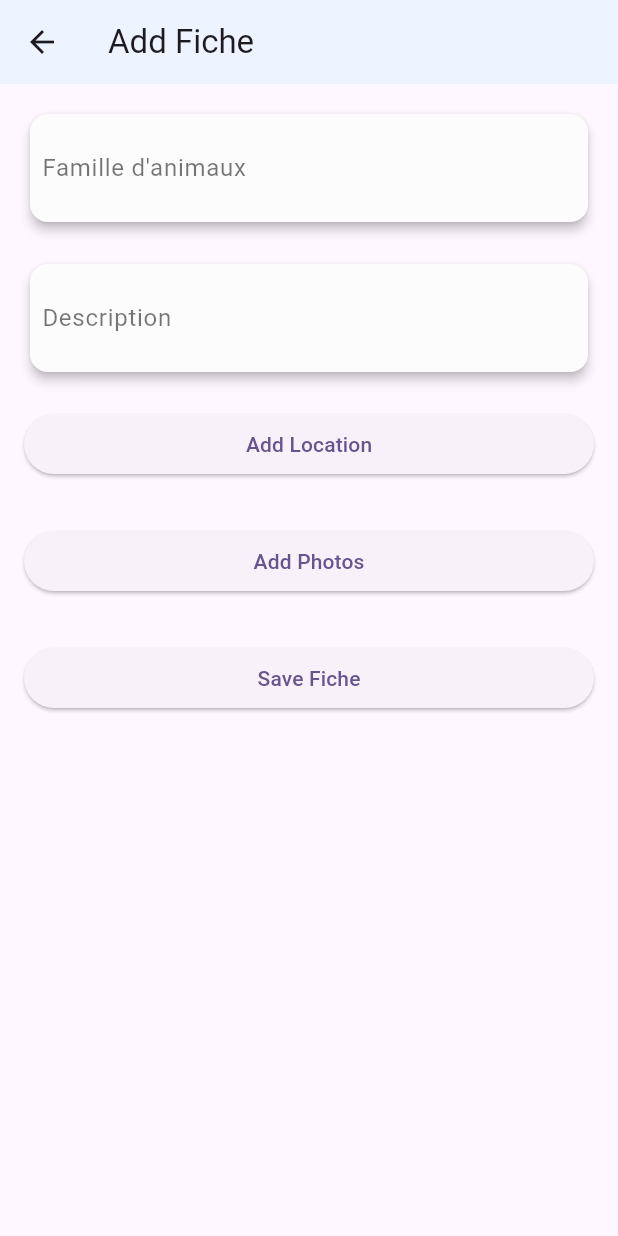
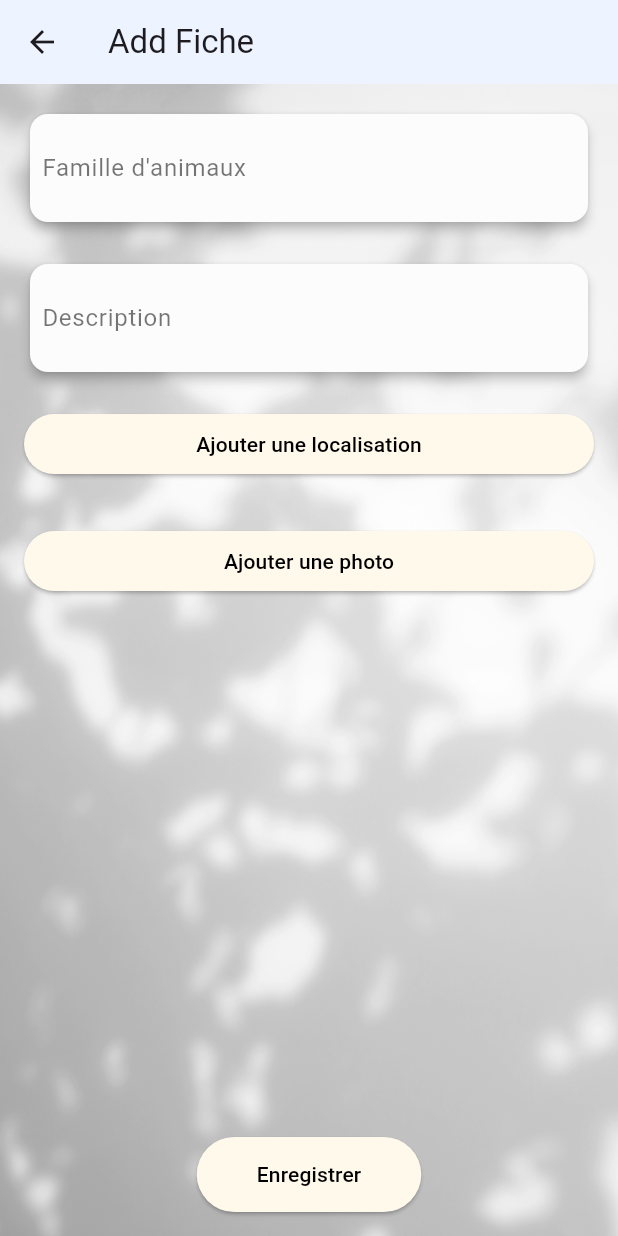
Before and after one commit to EmbeddedDungeon/Hackathon_Frontend, a Flutter app: the AddFiche screen opened directly, on a phone screen of 412 x 824 dp. Run offline on Flutter 3.47's test engine with Material 3 defaults, Android fonts, the phone set to English and light mode, and no system bars; our stand-ins replace firebase_auth, firebase_core, flutter_compass, flutter_map, geolocator, image_picker and 1 more; missing offline and left inert: flutter_map_marker_cluster; accounts and stored records are empty.

Commit message:
marge addFiche Version

```diff
--- a/lib/AddFicheScreen.dart
+++ b/lib/AddFicheScreen.dart
@@ -66,6 +66,9 @@ class _AddFicheState extends State<AddFiche> {
 
   @override
   void initState() {
+    DateTime now = DateTime.now();
+    TimeOfDay currentTime = TimeOfDay.now();
+
     super.initState();
     _fichePostData = FichePostDto(
       userId: 1,
@@ -76,13 +79,13 @@ class _AddFicheState extends State<AddFiche> {
       coordX: 5.25454,
       coordY: 6.21485,
       date: {
-        'day': 1,
-        'month': 1,
-        'year': 2023,
+        'day': now.day,
+        'month': now.month,
+        'year': now.year,
       },
       time: {
-        'hour': 16,
-        'minute': 55,
+        'hour': currentTime.hour,
+        'minute': currentTime.minute,
         'second': 0,
       },
     );
@@ -155,6 +158,8 @@ class _AddFicheState extends State<AddFiche> {
     if (location != null && location is LatLng) {
       setState(() {
         selectedLocation = location;
+        _fichePostData?.coordX = selectedLocation?.latitude;
+        _fichePostData?.coordY = selectedLocation?.longitude;
       });
     }
   }
@@ -221,7 +226,6 @@ class _AddFicheState extends State<AddFiche> {
       print('Ошибка при отправке запроса: $e');
       // Обработка ошибки при отправке запроса
     }
-
     ImageUploader uploader = ImageUploader();
 
       if (images.isNotEmpty) {
@@ -229,14 +233,11 @@ class _AddFicheState extends State<AddFiche> {
         List<File> files = convertXFilesToFiles(images);
 
         // Загрузка изображений на сервер с помощью ImageUploader
-        uploader.uploadImages(files);
+        await uploader.uploadImages(files);
+
       }
-
-
-
     // Закрытие экрана AddFiche
     // Navigator.pop(context);
-
 
     Navigator.push(
       context,
@@ -249,6 +250,141 @@ class _AddFicheState extends State<AddFiche> {
     );
   }
 
+  // @override
+  // Widget build(BuildContext context) {
+  //   return Scaffold(
+  //     appBar: AppBar(
+  //       title: Text('Add Fiche'),
+  //     ),
+  //     body: SingleChildScrollView(
+  //       child: Padding(
+  //         padding: const EdgeInsets.all(16.0),
+  //         child: Column(
+  //           crossAxisAlignment: CrossAxisAlignment.stretch,
+  //           children: <Widget>[
+  //             TextField(
+  //               onChanged: (value) {
+  //                 _fichePostData?.familyName = value;
+  //               },
+  //               decoration: InputDecoration(
+  //                 labelText: 'Enter family name',
+  //                 border: OutlineInputBorder(),
+  //               ),
+  //             ),
+  //             SizedBox(height: 20),
+  //             TextField(
+  //               onChanged: (value) {
+  //                 _fichePostData?.description = value;
+  //               },
+  //               decoration: InputDecoration(
+  //                 labelText: 'Enter description',
+  //                 border: OutlineInputBorder(),
+  //               ),
+  //             ),
+  //             SizedBox(height: 20),
+  //             // ElevatedButton(
+  //             //   onPressed: () => _selectDate(context),
+  //             //   child: Text('Select Date'),
+  //             // ),
+  //             // SizedBox(height: 10),
+  //             // Text(
+  //             //   'Selected Date: ${selectedDate.toString()}',
+  //             //   style: TextStyle(fontSize: 16),
+  //             // ),
+  //             // SizedBox(height: 20),
+  //             // ElevatedButton(
+  //             //   onPressed: () => _selectTime(context),
+  //             //   child: Text('Select Time'),
+  //             // ),
+  //             // SizedBox(height: 10),
+  //             // Text(
+  //             //   'Selected Time: ${selectedTime.format(context)}',
+  //             //   style: TextStyle(fontSize: 16),
+  //             // ),
+  //             // SizedBox(height: 20),
+  //             ElevatedButton(
+  //               onPressed: _selectLocation,
+  //               child: Text('Add Location'),
+  //             ),
+  //             SizedBox(height: 10),
+  //             selectedLocation != null
+  //                 ? Text(
+  //               'Selected Location: ${selectedLocation!.latitude}, ${selectedLocation!.longitude}',
+  //               style: TextStyle(fontSize: 16),
+  //             )
+  //                 : Container(),
+  //             SizedBox(height: 20),
+  //             ElevatedButton(
+  //               onPressed: _pickImages,
+  //               child: Text('Add Photos'),
+  //             ),
+  //             SizedBox(height: 10),
+  //             images.isNotEmpty
+  //                 ? Column(
+  //               crossAxisAlignment: CrossAxisAlignment.start,
+  //               children: images.asMap().entries.map((entry) {
+  //                 final index = entry.key;
+  //                 final image = entry.value;
+  //                 return Padding(
+  //                   padding: const EdgeInsets.only(bottom: 8.0),
+  //                   child: Stack(
+  //                     children: [
+  //                       Image.file(
+  //                         File(image.path),
+  //                         height: 100,
+  //                         width: 100,
+  //                         fit: BoxFit.cover,
+  //                       ),
+  //                       Positioned(
+  //                         top: 0,
+  //                         right: 0,
+  //                         child: IconButton(
+  //                           icon: Icon(Icons.delete),
+  //                           onPressed: () => _removeImage(index),
+  //                         ),
+  //                       ),
+  //                     ],
+  //                   ),
+  //                 );
+  //               }).toList(),
+  //             )
+  //                 : Container(),
+  //             SizedBox(height: 20),
+  //
+  //
+  //             ElevatedButton(
+  //               onPressed:
+  //               _saveFiche,
+  //               // () async {
+  //               //   ImageUploader uploader = ImageUploader();
+  //               //
+  //               //   if (images.isNotEmpty) {
+  //               //     // Преобразование списка XFile в список File
+  //               //     List<File> files = convertXFilesToFiles(images);
+  //               //
+  //               //     // Загрузка изображений на сервер с помощью ImageUploader
+  //               //     bool uploaded = await uploader.uploadImages(files);
+  //               //     if (uploaded) {
+  //               //       print('Изображения успешно загружены на сервер');
+  //               //       // Дополнительные действия после успешной загрузки, если нужно
+  //               //     } else {
+  //               //       print('Ошибка при загрузке изображений на сервер');
+  //               //       // Обработка ошибки загрузки, если нужно
+  //               //     }
+  //               //   }
+  //               //
+  //               //   // Закрытие экрана AddFiche
+  //               //   Navigator.pop(context);
+  //               // },
+  //               child: Text('Save Fiche'),
+  //             ),
+  //           ],
+  //         ),
+  //       ),
+  //     ),
+  //   );
+  // }
+
   @override
   Widget build(BuildContext context) {
     return Scaffold(
@@ -256,7 +392,13 @@ class _AddFicheState extends State<AddFiche> {
         title: Text('Add Fiche'),
         backgroundColor: Color.fromRGBO(237, 243, 255, 1.0),
       ),
-      body: SingleChildScrollView(
+      body: Container(
+        decoration: BoxDecoration(
+          image: DecorationImage(
+            image: AssetImage('lib/assets/images/back.png'),
+            fit: BoxFit.cover,
+          ),
+        ),
         child: Padding(
           padding: const EdgeInsets.all(16.0),
           child: Column(
@@ -308,41 +450,27 @@ class _AddFicheState extends State<AddFiche> {
                 ),
               ),
               SizedBox(height: 20),
-              // ElevatedButton(
-              //   onPressed: () => _selectDate(context),
-              //   child: Text('Select Date'),
-              // ),
-              // SizedBox(height: 10),
-              // Text(
-              //   'Selected Date: ${selectedDate.toString()}',
-              //   style: TextStyle(fontSize: 16),
-              // ),
-              // SizedBox(height: 20),
-              // ElevatedButton(
-              //   onPressed: () => _selectTime(context),
-              //   child: Text('Select Time'),
-              // ),
-              // SizedBox(height: 10),
-              // Text(
-              //   'Selected Time: ${selectedTime.format(context)}',
-              //   style: TextStyle(fontSize: 16),
-              // ),
-              // SizedBox(height: 20),
               ElevatedButton(
                 onPressed: _selectLocation,
-                child: Text('Add Location'),
+                child: Text('Ajouter une localisation', style: TextStyle(color: Colors.black)),
+                style: ElevatedButton.styleFrom(
+                  primary: Color.fromRGBO(255, 249, 236, 1.0),
+                ),
               ),
               SizedBox(height: 10),
               selectedLocation != null
                   ? Text(
-                'Selected Location: ${selectedLocation!.latitude}, ${selectedLocation!.longitude}',
+                'Localisation sélectionnée : ${selectedLocation!.latitude}, ${selectedLocation!.longitude}',
                 style: TextStyle(fontSize: 16),
               )
                   : Container(),
               SizedBox(height: 20),
               ElevatedButton(
                 onPressed: _pickImages,
-                child: Text('Add Photos'),
+                child: Text('Ajouter une photo', style: TextStyle(color: Colors.black)),
+                style: ElevatedButton.styleFrom(
+                  primary: Color.fromRGBO(255, 249, 236, 1.0),
+                ),
               ),
               SizedBox(height: 10),
               images.isNotEmpty
@@ -376,32 +504,18 @@ class _AddFicheState extends State<AddFiche> {
               )
                   : Container(),
               SizedBox(height: 20),
-
-
-              ElevatedButton(
-                onPressed: _saveFiche,
-                // () async {
-                //   ImageUploader uploader = ImageUploader();
-                //
-                //   if (images.isNotEmpty) {
-                //     // Преобразование списка XFile в список File
-                //     List<File> files = convertXFilesToFiles(images);
-                //
-                //     // Загрузка изображений на сервер с помощью ImageUploader
-                //     bool uploaded = await uploader.uploadImages(files);
-                //     if (uploaded) {
-                //       print('Изображения успешно загружены на сервер');
-                //       // Дополнительные действия после успешной загрузки, если нужно
-                //     } else {
-                //       print('Ошибка при загрузке изображений на сервер');
-                //       // Обработка ошибки загрузки, если нужно
-                //     }
-                //   }
-                //
-                //   // Закрытие экрана AddFiche
-                //   Navigator.pop(context);
-                // },
-                child: Text('Save Fiche'),
+              Expanded(
+                child: Align(
+                  alignment: Alignment.bottomCenter,
+                  child: ElevatedButton(
+                    onPressed: _saveFiche,
+                    child: Text('Enregistrer', style: TextStyle(color: Colors.black)),
+                    style: ElevatedButton.styleFrom(
+                      primary: Color.fromRGBO(255, 249, 236, 1.0),
+                      padding: EdgeInsets.symmetric(horizontal: 40, vertical: 15),
+                    ),
+                  ),
+                ),
               ),
             ],
           ),
```
Also changed, not shown: 1 other file.
